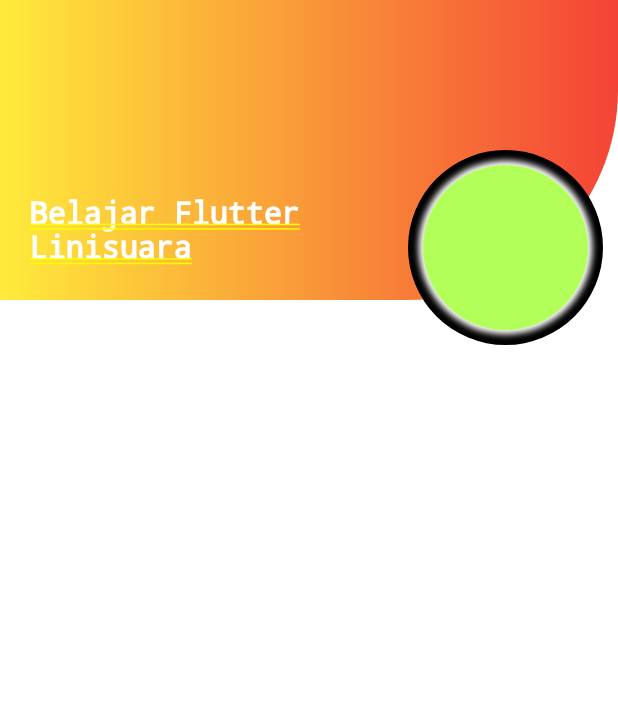
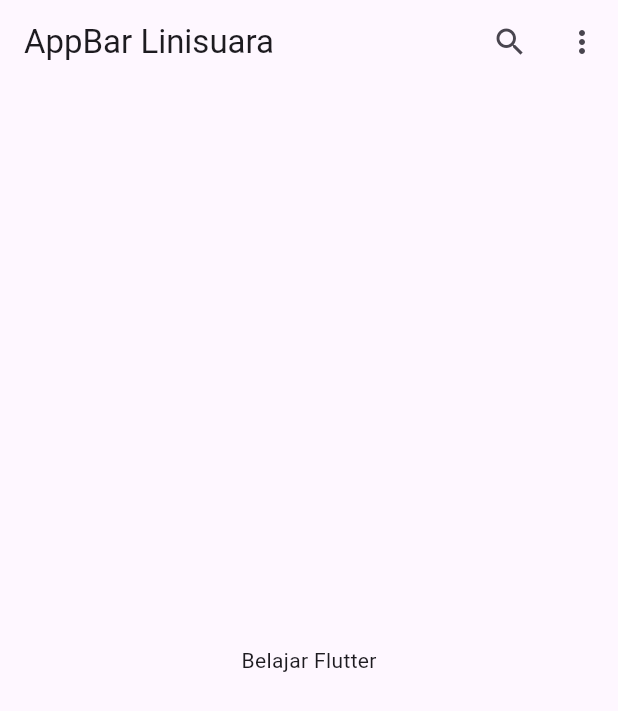
Before and after one commit to kusmadi/linisuara, a Flutter app: the screen it shows after launch, on a phone screen of 412 x 824 dp. Shown: the top 711 px of the screen. Run offline on Flutter 3.47's test engine with Material 3 defaults, Android fonts, the phone set to English and light mode, and no system bars.

Commit message:
linisuara

```diff
--- a/lib/main.dart
+++ b/lib/main.dart
@@ -1,6 +1,5 @@
 import 'package:flutter/material.dart';
-//Tambahkan container_widget
-import 'package:linisuara/widget_dasar/stack_widget.dart';
+import 'package:linisuara/widget_interaktif_navigasi/appbar_widget.dart';
 
 void main() {
   runApp(const MyApp());
@@ -17,8 +16,7 @@ class MyApp extends StatelessWidget {
         colorScheme: ColorScheme.fromSeed(seedColor: Colors.deepPurple),
         useMaterial3: true,
       ),
-      //Ganti kode MyHomePage() menjadi StackWidget()
-      home: const StackWidget(),
+      home: const AppbarWidget(),
     );
   }
 }
--- /dev/null
+++ b/lib/widget_interaktif_navigasi/appbar_widget.dart
@@ -0,0 +1,26 @@
+import 'package:flutter/material.dart';
+
+class AppbarWidget extends StatefulWidget {
+  const AppbarWidget({super.key});
+
+  @override
+  State<AppbarWidget> createState() => _AppbarWidgetState();
+}
+
+class _AppbarWidgetState extends State<AppbarWidget> {
+  @override
+  Widget build(BuildContext context) {
+    return MaterialApp(
+      home: Scaffold(
+        appBar: AppBar(
+          title: const Text('AppBar Linisuara'),
+          actions: [
+            IconButton(icon: const Icon(Icons.search), onPressed: () {}),
+            IconButton(icon: const Icon(Icons.more_vert), onPressed: () {}),
+          ],
+        ),
+        body: const Center(child: Text('Belajar Flutter')),
+      ),
+    );
+  }
+}
```
Also changed, not shown: lib/widget_dasar/spacer_widget.dart (added, +21 -0 lines), lib/widget_dasar/wrap_widget.dart (added, +32 -0 lines).
